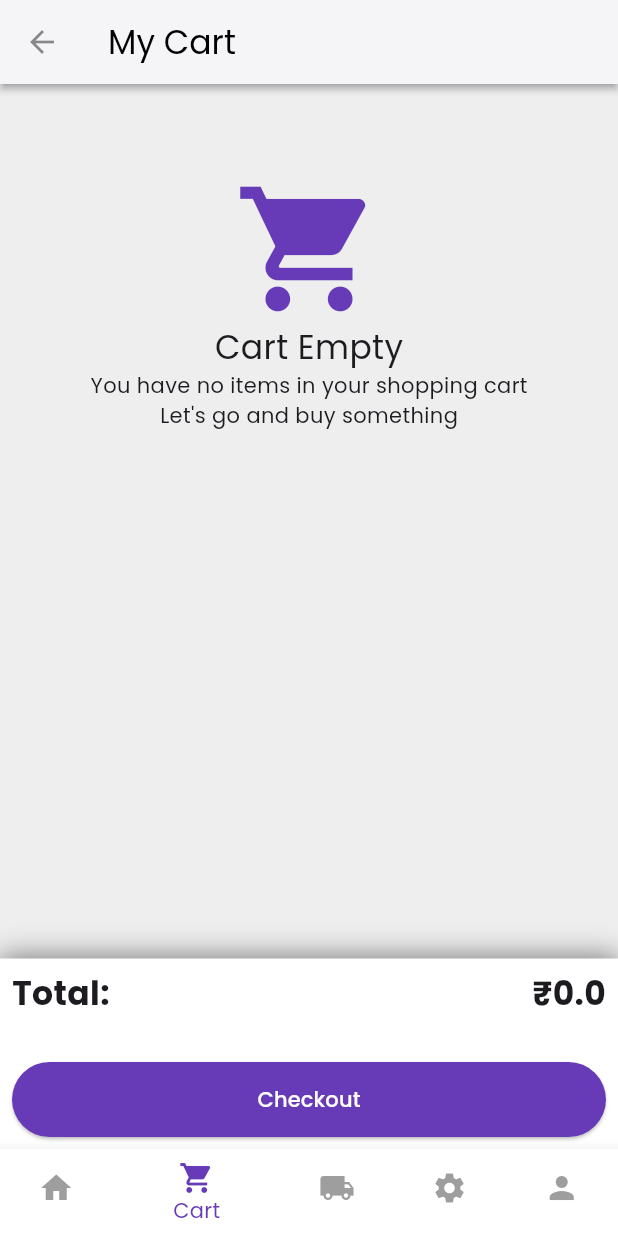
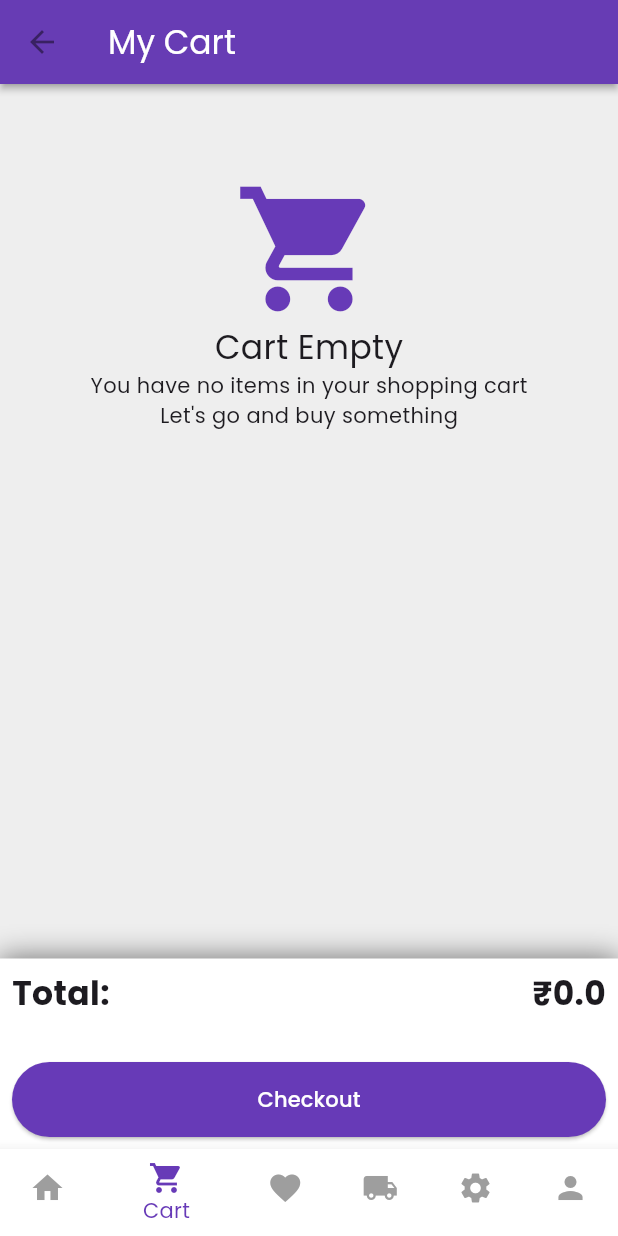
Before and after one commit to SubramanyaKS/nammkart-mobile, a Flutter app: the HomeScreen screen opened directly, item 2 of the bottom bar chosen, on a phone screen of 412 x 824 dp. Run offline on Flutter 3.47's test engine with Material 3 defaults, Android fonts, the phone set to English and light mode, and no system bars; our stand-ins replace carousel_slider, flutter_dotenv, google_fonts.

Commit message:
minor changes

```diff
--- a/lib/src/features/cart/presentation/screens/cart_screen.dart
+++ b/lib/src/features/cart/presentation/screens/cart_screen.dart
@@ -36,12 +36,8 @@ void didChangeDependencies() {
     final cart = Provider.of<CartProvider>(context);
     final productCache = Provider.of<ProductProvider>(context);
     final totalPrice = context.watch<CartProvider>().totalPrice;
-    // cart.getTotalPriceAsync(productCache.products);
-    // print(total);
     return Scaffold(
       appBar: AppBar(
-        backgroundColor: Colors.white,
-        foregroundColor: Colors.black,
         title: Text('My Cart'),
       ),
       body: Column(children: [
--- a/lib/src/features/home/presentation/screens/home_screen.dart
+++ b/lib/src/features/home/presentation/screens/home_screen.dart
@@ -4,6 +4,7 @@ import 'package:nammkart/src/features/cart/presentation/screens/cart_screen.dart
 import 'package:nammkart/src/features/home/presentation/screens/main_screen.dart';
 import 'package:nammkart/src/features/order/presentation/screens/order_screen.dart';
 import 'package:nammkart/src/features/settings/presentation/screens/settings_screen.dart';
+import 'package:nammkart/src/features/wishlist/presentation/screens/wishlist_screen.dart';
 
 
 class HomeScreen extends StatefulWidget {
@@ -19,6 +20,7 @@ class _HomeScreenState extends State<HomeScreen> {
   static const List<Widget> _pages = <Widget>[
     MainScreen(),
     CartScreen(),
+    WishlistScreen(),
     OrderScreen(),
     SettingsScreen(),
     ProfileScreen(),
@@ -55,6 +57,10 @@ class _HomeScreenState extends State<HomeScreen> {
             label: 'Cart',
           ),
           BottomNavigationBarItem(
+            icon: Icon(Icons.favorite),
+            label: 'Wishlist',
+          ),
+          BottomNavigationBarItem(
             icon: Icon(Icons.local_shipping),
             label: 'Order',
           ),
--- a/lib/src/features/order/presentation/screens/view_order.dart
+++ b/lib/src/features/order/presentation/screens/view_order.dart
@@ -47,8 +47,6 @@ class _ViewOrderState extends State<ViewOrder> {
                     OrderSummary(order: order),
                     ShippingAddress(order: order),
                     OrderItemsList(order: order),
-
-
                     // Text(order.shippingAddress.toString()),
                 ],
                 ),
--- a/lib/src/features/product/presentation/screens/single_product_screen.dart
+++ b/lib/src/features/product/presentation/screens/single_product_screen.dart
@@ -38,7 +38,6 @@ class _SingleProductScreenState extends State<SingleProductScreen> {
                 child: Column(
                   crossAxisAlignment: CrossAxisAlignment.start,
                   children: [
-
                     Image.network(product.imageUrl,width: 400,height: 400,fit: BoxFit.cover,),
                     Text(product.category, style: TextStyle(color: Colors.purpleAccent,fontSize: 20,fontWeight: FontWeight.bold),),
                     Text(product.productName, style: TextStyle(fontSize: 30, fontWeight: FontWeight.bold)),
```
Also changed, not shown: lib/src/features/product/presentation/widgets/product_card.dart (+26 -5 lines).
